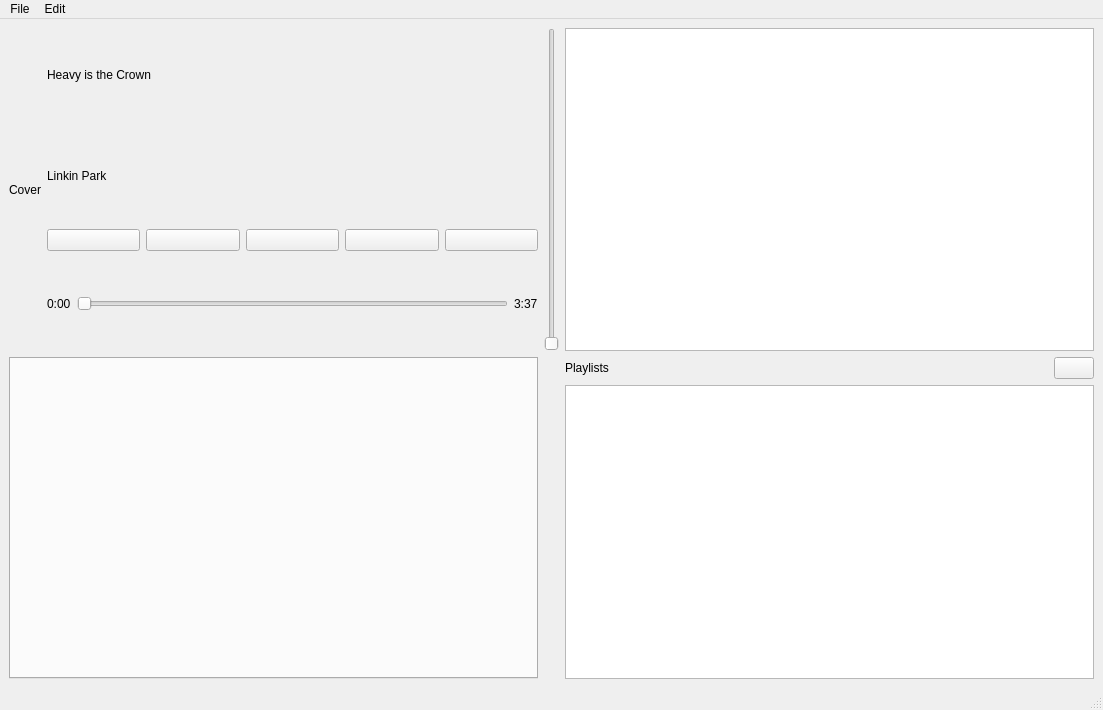
Above: sources/MainWindow.ui from nichilum/nimamp before the change. Below: the same form after it.
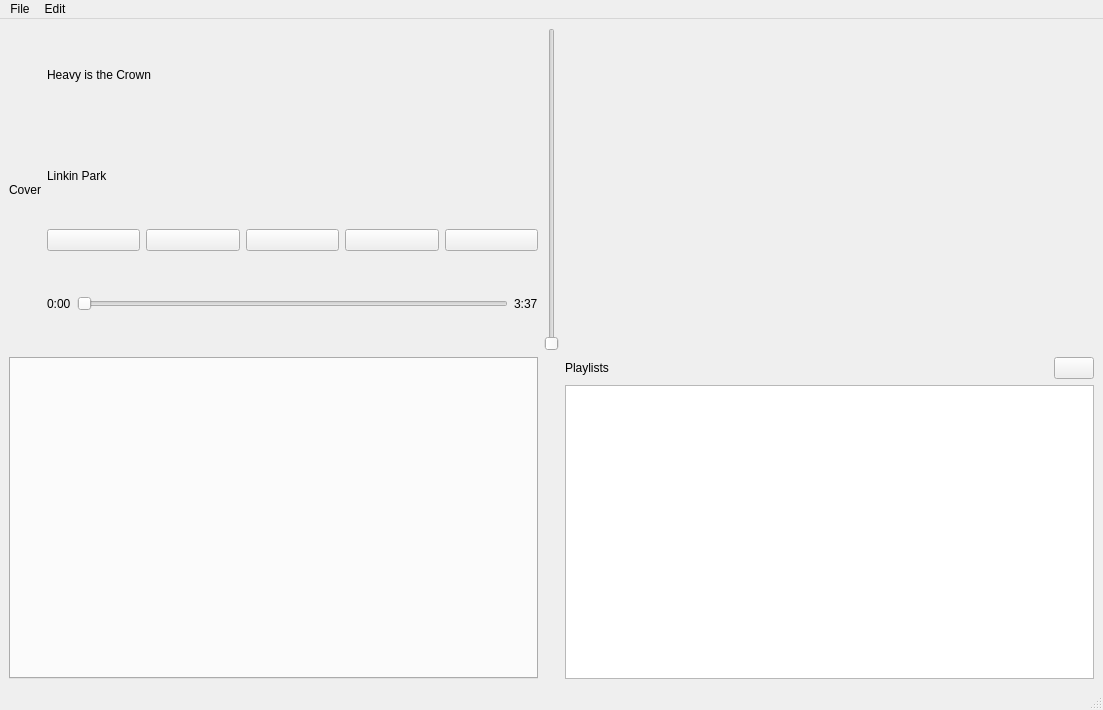
That is the form after the change. Icons and pictures are not drawn.

Commit message: refactor queue to own widget

Diff of the .ui file:
```diff
--- a/sources/MainWindow.ui
+++ b/sources/MainWindow.ui
@@ -155,16 +155,6 @@
       </item>
      </layout>
     </item>
-    <item row="0" column="3">
-     <widget class="QListWidget" name="queueListWidget">
-      <property name="contextMenuPolicy">
-       <enum>Qt::ContextMenuPolicy::CustomContextMenu</enum>
-      </property>
-      <property name="dragDropMode">
-       <enum>QAbstractItemView::DragDropMode::InternalMove</enum>
-      </property>
-     </widget>
-    </item>
     <item row="1" column="3">
      <layout class="QVBoxLayout" name="verticalLayout_2">
       <item>
@@ -242,6 +232,9 @@
       </property>
      </widget>
     </item>
+    <item row="0" column="3">
+     <widget class="QWidget" name="queueWidgetPlaceholder" native="true"/>
+    </item>
    </layout>
   </widget>
   <widget class="QMenuBar" name="menubar">
```
The commit also changes 6 other files.
